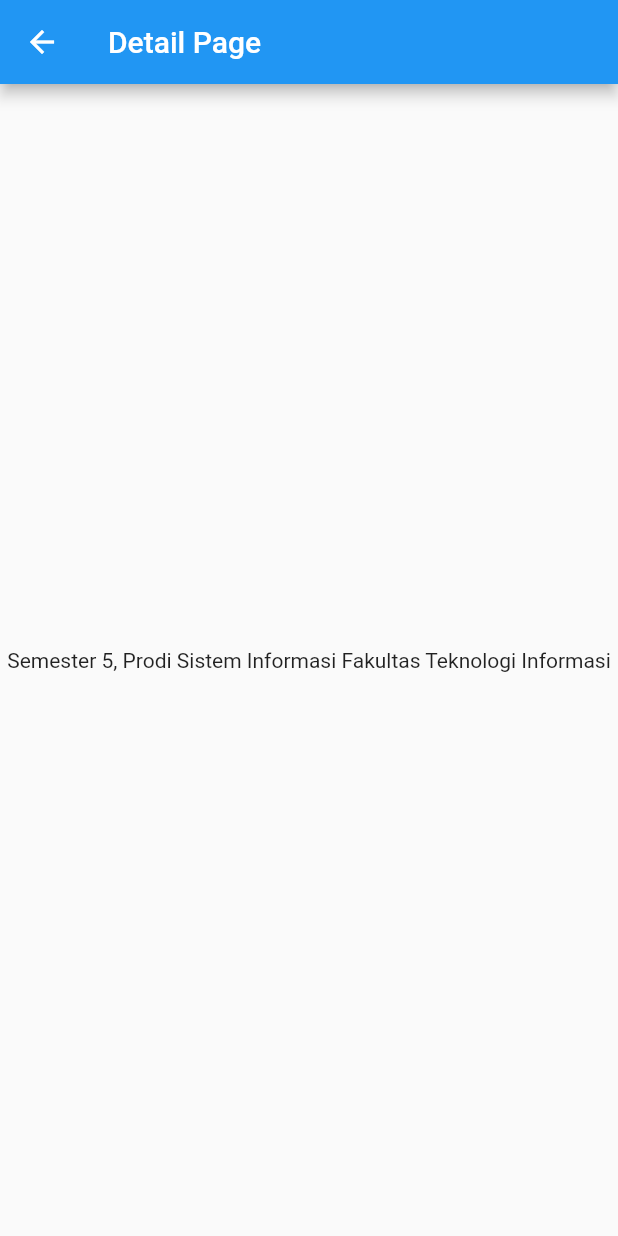
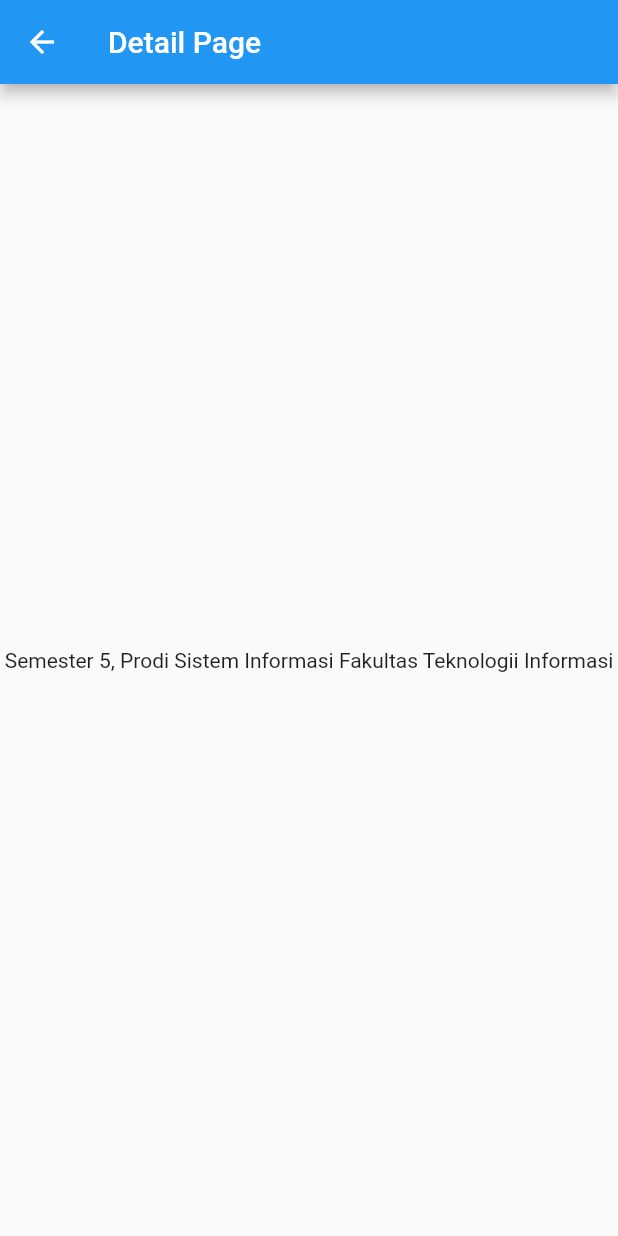
Before and after one commit to lindaoktaviyani/carduts_LindaOktaviyani_19710080, a Flutter app: the halaman3 screen opened by its route, on a phone screen of 412 x 824 dp. Run offline on Flutter 3.47's test engine with Material 2 defaults, Android fonts, the phone set to English and light mode, and no system bars.

Commit message:
cardprofile_uts

```diff
--- a/lib/main.dart
+++ b/lib/main.dart
@@ -181,7 +181,7 @@ class halaman3 extends StatelessWidget {
       ),
       body: Center(
         child: Text(
-            'Semester 5, Prodi Sistem Informasi Fakultas Teknologi Informasi'),
+            'Semester 5, Prodi Sistem Informasi Fakultas Teknologii Informasi'),
       ),
     );
   }
```
